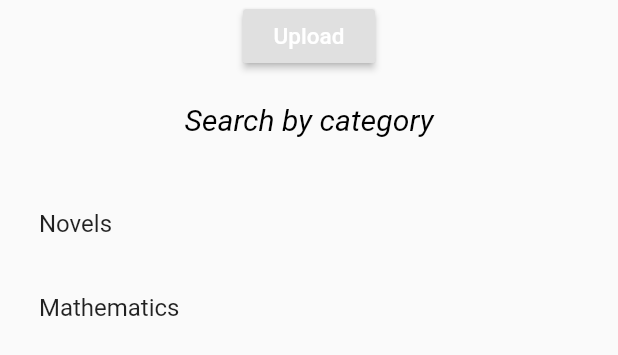
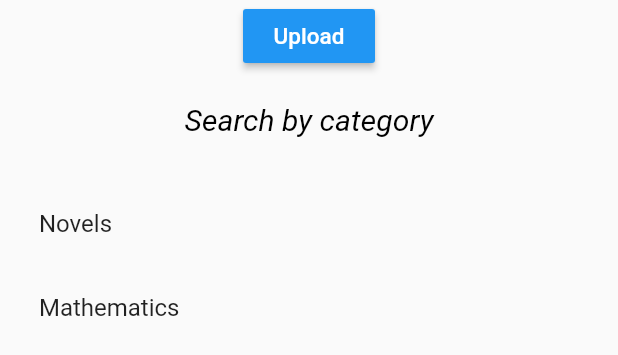
Before and after one commit to sugyanmishra29/e_learner, a Flutter app: what bookSearch() shows on an empty page, opened directly, on a phone screen of 412 x 824 dp. Shown: the top 355 px of the screen. Run offline on Flutter 3.47's test engine with Material 2 defaults, Android fonts, the phone set to English and light mode, and no system bars; our stand-ins replace chewie, file_picker, firebase_auth, firebase_database, firebase_storage, video_player; missing offline and left inert: esys_flutter_share, image_picker_saver; accounts and stored records are empty.

Commit message:
upload button colour

```diff
--- a/lib/books.dart
+++ b/lib/books.dart
@@ -18,6 +18,8 @@ class bookSearchState extends State<bookSearch> {
     return Column(
       children: <Widget>[
         RaisedButton(
+          animationDuration: Duration(milliseconds: 300),
+          color: Colors.blue,
           child: Text('Upload',
               style: TextStyle(fontSize: 15, color: Colors.white)),
           onPressed: () {
```
